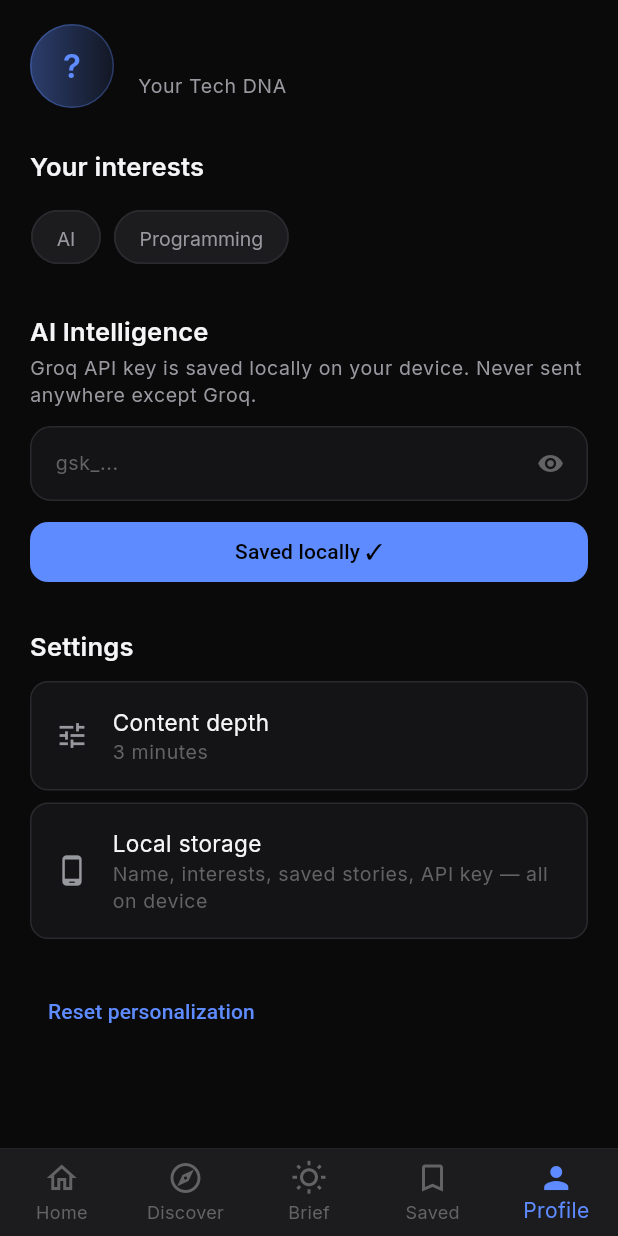
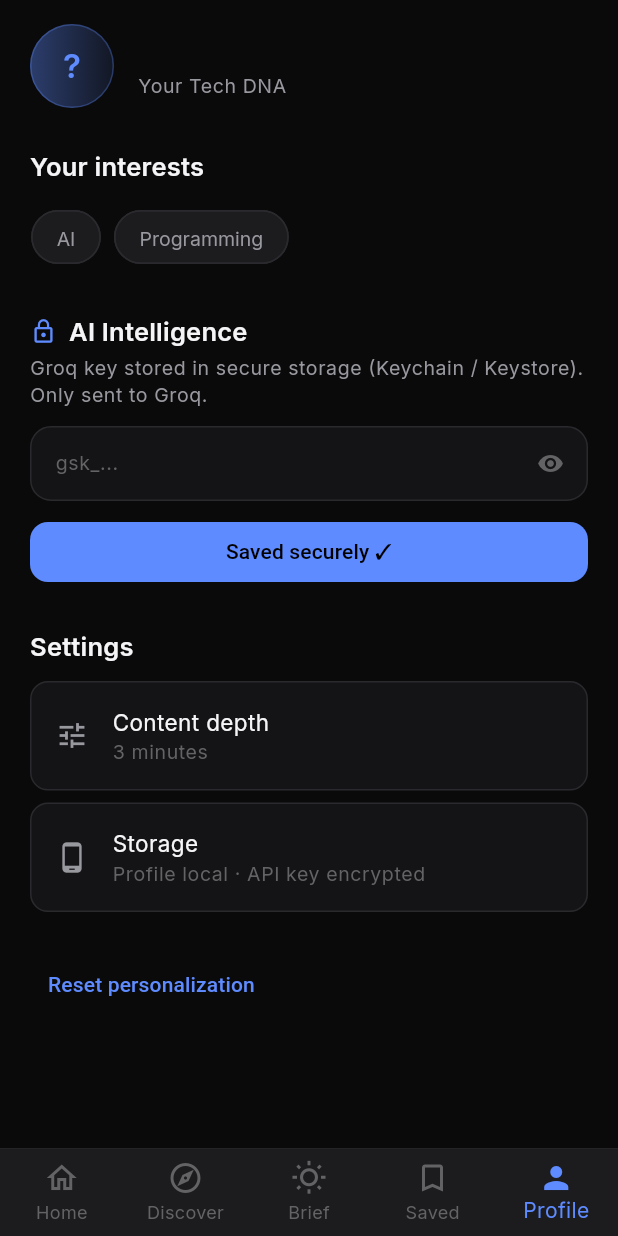
Before and after one commit to Anu-Code07/whats-trending, a Flutter app: the ProfilePage screen opened by its route, after a tap on "Save key", on a phone screen of 412 x 824 dp. Run offline on Flutter 3.47's test engine with Material 3 defaults, Android fonts, the phone set to English and light mode, and no system bars; our stand-ins replace equatable, flutter_bloc, flutter_secure_storage, go_router, google_fonts, shared_preferences; accounts and stored records are empty.

Commit message:
feat(mobile): store Groq API key in secure storage (Keychain/Keystore)
Profile and preferences stay in SharedPreferences. Only the Groq key
uses flutter_secure_storage for encrypted on-device storage.

Co-authored-by: Anu-Code07 <Anu-Code07@users.noreply.github.com>

```diff
--- /dev/null
+++ b/mobile/lib/core/storage/secure_key_store.dart
@@ -0,0 +1,37 @@
+import 'package:flutter_secure_storage/flutter_secure_storage.dart';
+
+/// Stores sensitive API keys in platform secure storage (Keychain / Keystore).
+class SecureKeyStore {
+  SecureKeyStore({FlutterSecureStorage? storage})
+      : _storage = storage ??
+            const FlutterSecureStorage(
+              aOptions: AndroidOptions(encryptedSharedPreferences: true),
+              iOptions: IOSOptions(accessibility: KeychainAccessibility.first_unlock),
+            );
+
+  final FlutterSecureStorage _storage;
+
+  static const _groqKey = 'northstar_groq_api_key';
+
+  String? _cachedGroqKey;
+
+  Future<String?> getGroqApiKey() async {
+    _cachedGroqKey ??= await _storage.read(key: _groqKey);
+    return _cachedGroqKey;
+  }
+
+  Future<bool> hasGroqKey() async {
+    final key = await getGroqApiKey();
+    return key != null && key.isNotEmpty;
+  }
+
+  Future<void> setGroqApiKey(String? key) async {
+    if (key == null || key.trim().isEmpty) {
+      await _storage.delete(key: _groqKey);
+      _cachedGroqKey = null;
+    } else {
+      await _storage.write(key: _groqKey, value: key.trim());
+      _cachedGroqKey = key.trim();
+    }
+  }
+}
--- a/mobile/lib/core/storage/user_local_storage.dart
+++ b/mobile/lib/core/storage/user_local_storage.dart
@@ -1,24 +1,25 @@
 import 'dart:convert';
 import 'package:shared_preferences/shared_preferences.dart';
+import 'secure_key_store.dart';
 
-/// Offline-first user profile — everything stored locally on device.
+/// Offline-first user profile — preferences local, API key in secure storage.
 class UserLocalStorage {
-  UserLocalStorage(this._prefs);
+  UserLocalStorage(this._prefs, this._secureKeys);
 
   final SharedPreferences _prefs;
+  final SecureKeyStore _secureKeys;
 
   static const _keyOnboardingComplete = 'onboarding_complete';
   static const _keyName = 'user_name';
   static const _keyInterests = 'user_interests';
   static const _keySavedStories = 'saved_story_ids';
   static const _keyLastActiveAt = 'last_active_at';
-  static const _keyGroqApiKey = 'groq_api_key';
   static const _keyContentDepth = 'content_depth';
   static const _keyReadStoryIds = 'read_story_ids';
 
   static Future<UserLocalStorage> create() async {
     final prefs = await SharedPreferences.getInstance();
-    return UserLocalStorage(prefs);
+    return UserLocalStorage(prefs, SecureKeyStore());
   }
 
   // ── Onboarding ──────────────────────────────────────────────
@@ -56,19 +57,13 @@ class UserLocalStorage {
 
   Future<void> setContentDepth(String depth) => _prefs.setString(_keyContentDepth, depth);
 
-  // ── Groq API key (stored locally on device) ─────────────────
+  // ── Groq API key (secure storage — Keychain / Keystore) ─────
 
-  String? get groqApiKey => _prefs.getString(_keyGroqApiKey);
+  Future<String?> getGroqApiKey() => _secureKeys.getGroqApiKey();
 
-  bool get hasGroqKey => groqApiKey != null && groqApiKey!.isNotEmpty;
+  Future<bool> hasGroqKey() => _secureKeys.hasGroqKey();
 
-  Future<void> setGroqApiKey(String? key) async {
-    if (key == null || key.trim().isEmpty) {
-      await _prefs.remove(_keyGroqApiKey);
-    } else {
-      await _prefs.setString(_keyGroqApiKey, key.trim());
-    }
-  }
+  Future<void> setGroqApiKey(String? key) => _secureKeys.setGroqApiKey(key);
 
   // ── Saved stories ─────────────────────────────────────────────
 
--- a/mobile/lib/features/home/data/repositories/feed_repository_impl.dart
+++ b/mobile/lib/features/home/data/repositories/feed_repository_impl.dart
@@ -148,9 +148,10 @@ class FeedRepositoryImpl implements FeedRepository {
 
     var entity = model.toEntity().copyWith(isSaved: user.isStorySaved(id));
 
-    // Enrich with Groq if key is saved locally on device
-    if (user.hasGroqKey) {
-      final groq = GroqService(apiKey: user.groqApiKey!);
+    // Enrich with Groq if key is in secure storage
+    final groqKey = await user.getGroqApiKey();
+    if (groqKey != null && groqKey.isNotEmpty) {
+      final groq = GroqService(apiKey: groqKey);
       final whyItMatters = await groq.enrichStory(
         title: entity.title,
         summary: entity.summary,
--- a/mobile/lib/features/profile/presentation/pages/profile_page.dart
+++ b/mobile/lib/features/profile/presentation/pages/profile_page.dart
@@ -14,13 +14,32 @@ class _ProfilePageState extends State<ProfilePage> {
   late TextEditingController _groqKeyController;
   bool _showKey = false;
   bool _keySaved = false;
+  bool _hasGroqKey = false;
+  bool _loadingKey = true;
 
   @override
   void initState() {
     super.initState();
-    _groqKeyController = TextEditingController(
-      text: ServiceLocator.storage.groqApiKey ?? '',
-    );
+    _groqKeyController = TextEditingController();
+    _loadGroqKey();
+  }
+
+  Future<void> _loadGroqKey() async {
+    final storage = ServiceLocator.storage;
+    final hasKey = await storage.hasGroqKey();
+    if (hasKey) {
+      final key = await storage.getGroqApiKey();
+      _groqKeyController.text = _maskKey(key ?? '');
+    }
+    setState(() {
+      _hasGroqKey = hasKey;
+      _loadingKey = false;
+    });
+  }
+
+  String _maskKey(String key) {
+    if (key.length <= 8) return '••••••••';
+    return '${key.substring(0, 4)}${'•' * (key.length - 8)}${key.substring(key.length - 4)}';
   }
 
   @override
@@ -30,8 +49,19 @@ class _ProfilePageState extends State<ProfilePage> {
   }
 
   Future<void> _saveGroqKey() async {
-    await ServiceLocator.storage.setGroqApiKey(_groqKeyController.text);
-    setState(() => _keySaved = true);
+    final raw = _groqKeyController.text.trim();
+    if (raw.contains('•')) {
+      ScaffoldMessenger.of(context).showSnackBar(
+        const SnackBar(content: Text('Enter your full Groq API key')),
+      );
+      return;
+    }
+    await ServiceLocator.storage.setGroqApiKey(raw);
+    setState(() {
+      _keySaved = true;
+      _hasGroqKey = raw.isNotEmpty;
+      if (_hasGroqKey) _groqKeyController.text = _maskKey(raw);
+    });
     HapticFeedback.lightImpact();
     Future.delayed(const Duration(seconds: 2), () {
       if (mounted) setState(() => _keySaved = false);
@@ -41,7 +71,7 @@ class _ProfilePageState extends State<ProfilePage> {
   Future<void> _clearGroqKey() async {
     await ServiceLocator.storage.setGroqApiKey(null);
     _groqKeyController.clear();
-    setState(() {});
+    setState(() => _hasGroqKey = false);
   }
 
   @override
@@ -49,7 +79,6 @@ class _ProfilePageState extends State<ProfilePage> {
     final storage = ServiceLocator.storage;
     final name = storage.userName;
     final interests = storage.interests;
-    final hasKey = storage.hasGroqKey;
 
     return Scaffold(
       body: CustomScrollView(
@@ -110,15 +139,24 @@ class _ProfilePageState extends State<ProfilePage> {
                     children: interests.map((t) => Chip(label: Text(t))).toList(),
                   ),
                   const SizedBox(height: 28),
+                  Row(
+                    children: [
+                      Icon(Icons.lock_outline, size: 18, color: AppColors.accent),
+                      const SizedBox(width: 8),
                       Text('AI Intelligence', style: Theme.of(context).textTheme.titleMedium),
+                    ],
+                  ),
                   const SizedBox(height: 4),
                   Text(
-                    'Groq API key is saved locally on your device. Never sent anywhere except Groq.',
+                    'Groq key stored in secure storage (Keychain / Keystore). Only sent to Groq.',
                     style: Theme.of(context).textTheme.bodySmall?.copyWith(
                           color: AppColors.textSecondary,
                         ),
                   ),
                   const SizedBox(height: 12),
+                  if (_loadingKey)
+                    const Center(child: CircularProgressIndicator(color: AppColors.accent))
+                  else ...[
                     Container(
                       decoration: BoxDecoration(
                         color: AppColors.surface,
@@ -128,6 +166,11 @@ class _ProfilePageState extends State<ProfilePage> {
                       child: TextField(
                         controller: _groqKeyController,
                         obscureText: !_showKey,
+                        onTap: () {
+                          if (_groqKeyController.text.contains('•')) {
+                            _groqKeyController.clear();
+                          }
+                        },
                         style: Theme.of(context).textTheme.bodySmall,
                         decoration: InputDecoration(
                           hintText: 'gsk_...',
@@ -157,10 +200,10 @@ class _ProfilePageState extends State<ProfilePage> {
                                 borderRadius: BorderRadius.circular(12),
                               ),
                             ),
-                          child: Text(_keySaved ? 'Saved locally ✓' : 'Save key'),
+                            child: Text(_keySaved ? 'Saved securely ✓' : 'Save key'),
                           ),
                         ),
-                      if (hasKey) ...[
+                        if (_hasGroqKey) ...[
                           const SizedBox(width: 8),
                           IconButton(
                             onPressed: _clearGroqKey,
@@ -169,6 +212,23 @@ class _ProfilePageState extends State<ProfilePage> {
                         ],
                       ],
                     ),
+                    if (_hasGroqKey)
+                      Padding(
+                        padding: const EdgeInsets.only(top: 8),
+                        child: Row(
+                          children: [
+                            Icon(Icons.verified_user, size: 14, color: AppColors.relevanceHigh),
+                            const SizedBox(width: 6),
+                            Text(
+                              'Key stored in secure enclave',
+                              style: Theme.of(context).textTheme.labelSmall?.copyWith(
+                                    color: AppColors.relevanceHigh,
+                                  ),
+                            ),
+                          ],
+                        ),
+                      ),
+                  ],
                   const SizedBox(height: 28),
                   Text('Settings', style: Theme.of(context).textTheme.titleMedium),
                   const SizedBox(height: 12),
@@ -179,8 +239,8 @@ class _ProfilePageState extends State<ProfilePage> {
                   ),
                   _SettingsTile(
                     icon: Icons.phone_android,
-                    title: 'Local storage',
-                    subtitle: 'Name, interests, saved stories, API key — all on device',
+                    title: 'Storage',
+                    subtitle: 'Profile local · API key encrypted',
                   ),
                   const SizedBox(height: 16),
                   TextButton(
--- a/mobile/pubspec.yaml
+++ b/mobile/pubspec.yaml
@@ -19,6 +19,7 @@ dependencies:
   intl: ^0.20.2
   uuid: ^4.5.1
   url_launcher: ^6.3.1
+  flutter_secure_storage: ^9.2.4
 
 dev_dependencies:
   flutter_test:
```
Also changed, not shown: mobile/pubspec.lock. Lines whose indentation alone changed are shown as unchanged.
